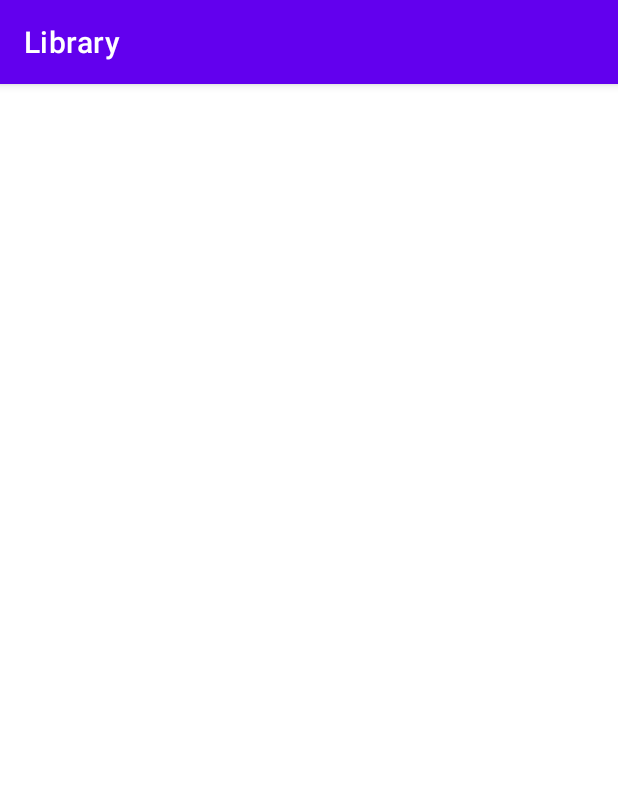
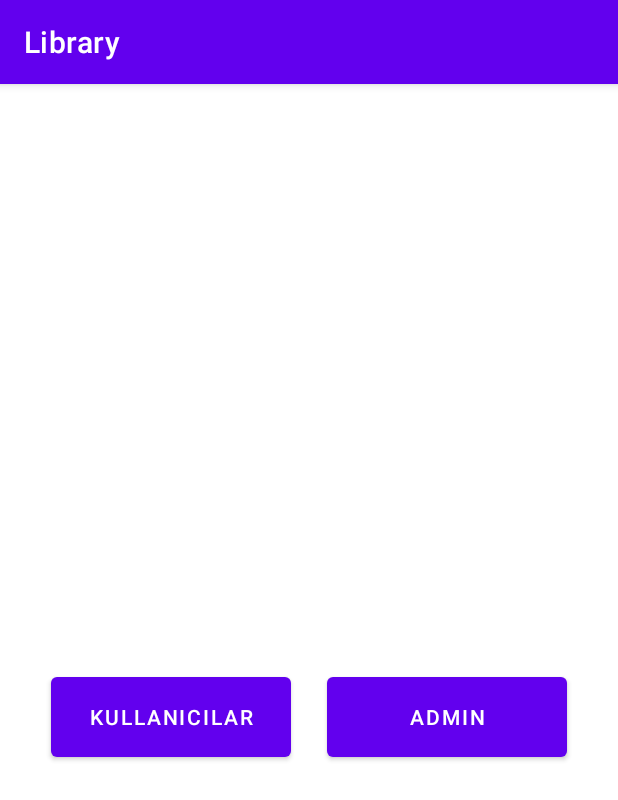
Before and after one commit to Davdsson/Student-Library, an Android app: the screen it shows after launch (MainActivity), on a phone screen of 412 x 824 dp. Shown: the top 800 px of the screen. Run offline under Robolectric (Android 15) with nearby library versions, the phone set to English and light mode, and no system bars.

Commit message:
V1.1
Main ile login'ler bağlantısı

```diff
--- a/app/src/main/AndroidManifest.xml
+++ b/app/src/main/AndroidManifest.xml
@@ -9,6 +9,8 @@
         android:roundIcon="@mipmap/ic_launcher_round"
         android:supportsRtl="true"
         android:theme="@style/Theme.Library">
+        <activity android:name=".ALoginActivity"></activity>
+        <activity android:name=".KLoginActivity" />
         <activity android:name=".MainActivity">
             <intent-filter>
                 <action android:name="android.intent.action.MAIN" />
--- a/app/src/main/java/com/library/MainActivity.java
+++ b/app/src/main/java/com/library/MainActivity.java
@@ -3,12 +3,37 @@ package com.library;
 import androidx.appcompat.app.AppCompatActivity;
 
 import android.os.Bundle;
+import android.view.View;
+import android.widget.Button;
+import android.content.Intent;
 
 public class MainActivity extends AppCompatActivity {
-
+    Button button;
     @Override
     protected void onCreate(Bundle savedInstanceState) {
         super.onCreate(savedInstanceState);
         setContentView(R.layout.activity_main);
+        button = (Button) findViewById(R.id.btKullanicilar);
+        button.setOnClickListener(new View.OnClickListener() {
+            @Override
+            public void onClick(View v) {
+                openKullaniciActivity();
+            }
+        });
+        button = (Button) findViewById(R.id.btAdmin);
+        button.setOnClickListener(new View.OnClickListener() {
+            @Override
+            public void onClick(View v) {
+                openAdminActivity();
+            }
+        });
+    }
+    public void openKullaniciActivity() {
+        Intent intent = new Intent(this, KLoginActivity.class);
+        startActivity(intent);
+    }
+    public void openAdminActivity() {
+        Intent intent = new Intent(this, ALoginActivity.class);
+        startActivity(intent);
     }
 }
--- a/app/src/main/res/layout/activity_main.xml
+++ b/app/src/main/res/layout/activity_main.xml
@@ -5,4 +5,34 @@
     android:id="@+id/relativeLayout"
     android:layout_width="match_parent"
     android:layout_height="match_parent"
-    tools:context=".MainActivity" />
+    tools:context=".MainActivity" >
+
+    <Button
+        android:id="@+id/btAdmin"
+        android:layout_width="160dp"
+        android:layout_height="65dp"
+        android:layout_marginStart="24dp"
+        android:layout_marginLeft="24dp"
+        android:layout_marginTop="371dp"
+        android:layout_marginEnd="34dp"
+        android:layout_marginRight="34dp"
+        android:layout_marginBottom="295dp"
+        android:text="Admin"
+        app:layout_constraintBottom_toBottomOf="parent"
+        app:layout_constraintEnd_toEndOf="parent"
+        app:layout_constraintStart_toEndOf="@+id/btKullanicilar"
+        app:layout_constraintTop_toTopOf="parent" />
+
+    <Button
+        android:id="@+id/btKullanicilar"
+        android:layout_width="160dp"
+        android:layout_height="65dp"
+        android:layout_marginStart="34dp"
+        android:layout_marginLeft="34dp"
+        android:layout_marginTop="371dp"
+        android:layout_marginBottom="295dp"
+        android:text="Kullanıcılar"
+        app:layout_constraintBottom_toBottomOf="parent"
+        app:layout_constraintStart_toStartOf="parent"
+        app:layout_constraintTop_toTopOf="parent" />
+</androidx.constraintlayout.widget.ConstraintLayout>
```
Also changed, not shown: app/src/main/java/com/library/ALoginActivity.java (added, +14 -0 lines), app/src/main/java/com/library/KLoginActivity.java (added, +14 -0 lines), app/src/main/res/layout/activity_a_login.xml (added, +24 -0 lines), app/src/main/res/layout/activity_k_login.xml (added, +26 -0 lines).
